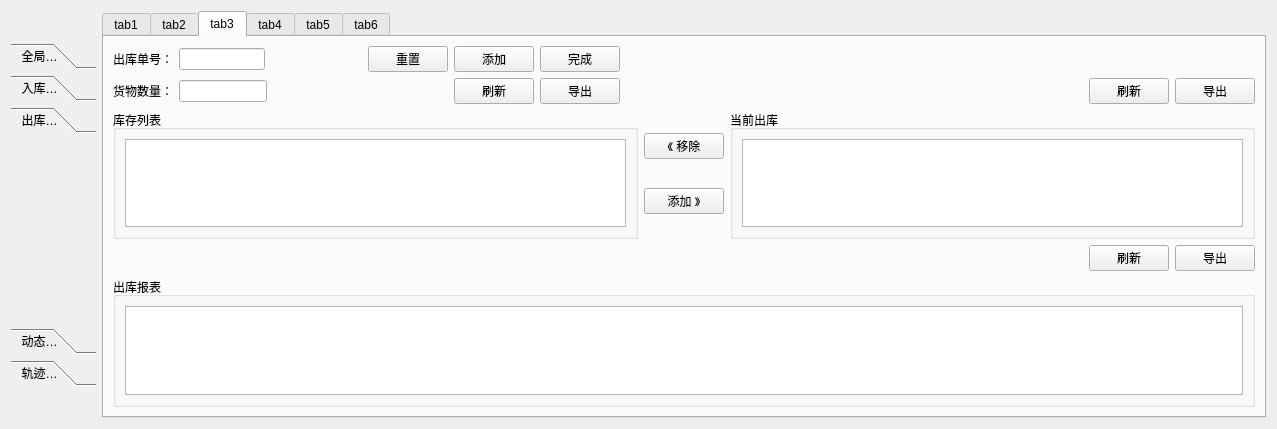
This is Deca/views/GraphicsWidget.ui in summerfll/wms as Qt 5 draws it before an edit. The edited form follows.
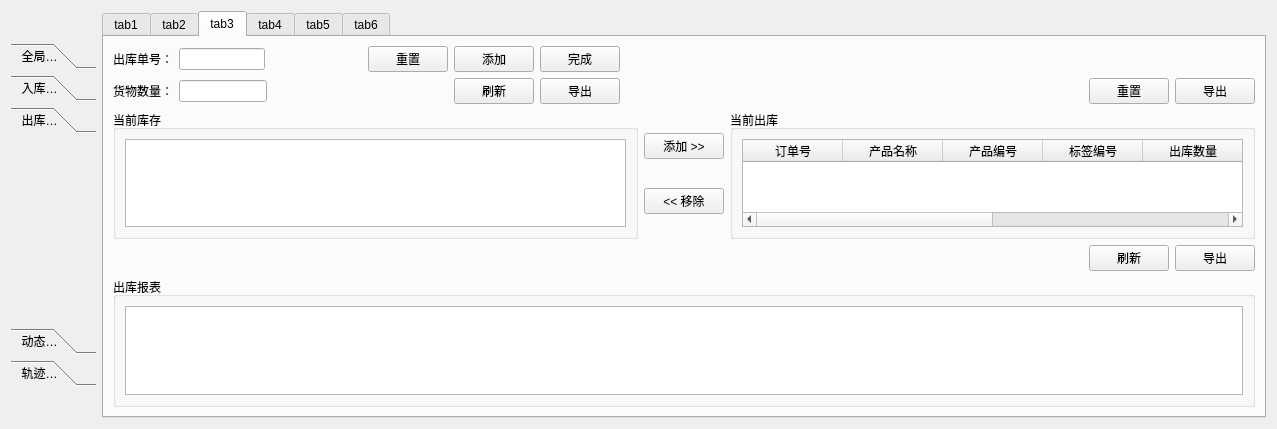
This is the edited form. Custom widgets are drawn as their Qt base class.

Commit message: 出库管理- 当前出库  部分内容

The edit to the form file:
```diff
--- a/Deca/views/GraphicsWidget.ui
+++ b/Deca/views/GraphicsWidget.ui
@@ -647,7 +647,7 @@
          <item>
           <widget class="QPushButton" name="pushButton_23">
            <property name="text">
-            <string>刷新</string>
+            <string>重置</string>
            </property>
           </widget>
          </item>
@@ -667,7 +667,7 @@
            <item>
             <widget class="QGroupBox" name="groupBox">
              <property name="title">
-              <string>库存列表</string>
+              <string>当前库存</string>
              </property>
              <layout class="QGridLayout" name="gridLayout_4">
               <item row="0" column="0">
@@ -681,14 +681,14 @@
              <item>
               <widget class="QPushButton" name="pushButton_15">
                <property name="text">
-                <string>《 移除</string>
+                <string>添加 &gt;&gt;</string>
                </property>
               </widget>
              </item>
              <item>
               <widget class="QPushButton" name="pushButton_16">
                <property name="text">
-                <string>添加 》</string>
+                <string>&lt;&lt; 移除</string>
                </property>
               </widget>
              </item>
@@ -701,7 +701,51 @@
              </property>
              <layout class="QGridLayout" name="gridLayout_5">
               <item row="0" column="0">
-               <widget class="QTableView" name="tableView_4"/>
+               <widget class="QTableWidget" name="tableWidget_4">
+                <property name="whatsThis">
+                 <string>&lt;html&gt;&lt;head/&gt;&lt;body&gt;&lt;p&gt;v规划局规划局&lt;/p&gt;&lt;/body&gt;&lt;/html&gt;</string>
+                </property>
+                <column>
+                 <property name="text">
+                  <string>订单号</string>
+                 </property>
+                </column>
+                <column>
+                 <property name="text">
+                  <string>产品名称</string>
+                 </property>
+                </column>
+                <column>
+                 <property name="text">
+                  <string>产品编号</string>
+                 </property>
+                </column>
+                <column>
+                 <property name="text">
+                  <string>标签编号</string>
+                 </property>
+                </column>
+                <column>
+                 <property name="text">
+                  <string>出库数量</string>
+                 </property>
+                </column>
+                <column>
+                 <property name="text">
+                  <string>出库时间</string>
+                 </property>
+                </column>
+                <column>
+                 <property name="text">
+                  <string>仓库</string>
+                 </property>
+                </column>
+                <column>
+                 <property name="text">
+                  <string>管理员</string>
+                 </property>
+                </column>
+               </widget>
               </item>
              </layout>
             </widget>
```
The commit also changes 4 other files.
